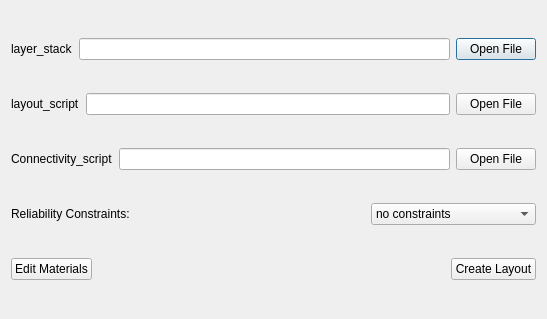
First picture: the form in qt/ui/editLayout.ui, repository e3da/PowerSynth2-gui, before the edit.
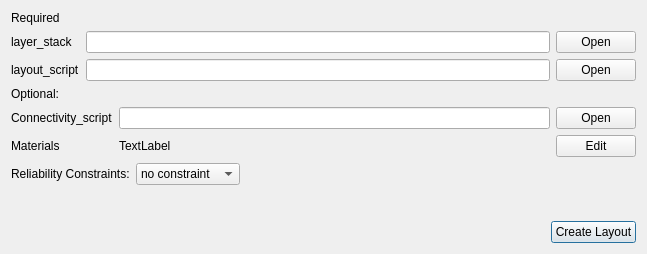
Second picture: the form after the edit.

```diff
--- a/qt/ui/editLayout.ui
+++ b/qt/ui/editLayout.ui
@@ -6,161 +6,96 @@
    <rect>
     <x>0</x>
     <y>0</y>
-    <width>547</width>
-    <height>319</height>
+    <width>647</width>
+    <height>254</height>
    </rect>
   </property>
   <property name="windowTitle">
    <string>Initial Structure and Layout</string>
   </property>
   <layout class="QGridLayout" name="gridLayout">
+   <item row="9" column="0">
+    <layout class="QHBoxLayout" name="horizontalLayout_5">
+     <item>
+      <spacer name="horizontalSpacer">
+       <property name="orientation">
+        <enum>Qt::Horizontal</enum>
+       </property>
+       <property name="sizeHint" stdset="0">
+        <size>
+         <width>40</width>
+         <height>20</height>
+        </size>
+       </property>
+      </spacer>
+     </item>
+     <item>
+      <widget class="QPushButton" name="btn_create_project">
+       <property name="sizePolicy">
+        <sizepolicy hsizetype="Maximum" vsizetype="Fixed">
+         <horstretch>0</horstretch>
+         <verstretch>0</verstretch>
+        </sizepolicy>
+       </property>
+       <property name="maximumSize">
+        <size>
+         <width>100</width>
+         <height>16777215</height>
+        </size>
+       </property>
+       <property name="text">
+        <string>Create Layout</string>
+       </property>
+      </widget>
+     </item>
+    </layout>
+   </item>
    <item row="0" column="0">
-    <layout class="QHBoxLayout" name="horizontalLayout_4">
-     <item>
-      <widget class="QLabel" name="label_4">
-       <property name="text">
-        <string>layer_stack</string>
-       </property>
-      </widget>
-     </item>
-     <item>
-      <widget class="QLineEdit" name="lineEdit_layer"/>
-     </item>
-     <item>
-      <widget class="QPushButton" name="btn_open_layer_stack">
-       <property name="sizePolicy">
-        <sizepolicy hsizetype="Maximum" vsizetype="Fixed">
-         <horstretch>0</horstretch>
-         <verstretch>0</verstretch>
-        </sizepolicy>
-       </property>
-       <property name="minimumSize">
-        <size>
-         <width>0</width>
-         <height>0</height>
-        </size>
-       </property>
-       <property name="maximumSize">
-        <size>
-         <width>85</width>
-         <height>16777215</height>
-        </size>
-       </property>
-       <property name="text">
-        <string>Open File</string>
-       </property>
-      </widget>
-     </item>
-    </layout>
+    <widget class="QLabel" name="label_3">
+     <property name="text">
+      <string>Required</string>
+     </property>
+    </widget>
    </item>
-   <item row="2" column="0">
-    <layout class="QHBoxLayout" name="horizontalLayout_6">
-     <item>
-      <widget class="QLabel" name="label_5">
-       <property name="text">
-        <string>Connectivity_script</string>
-       </property>
-      </widget>
-     </item>
-     <item>
-      <widget class="QLineEdit" name="lineEdit_bondwire"/>
-     </item>
-     <item>
-      <widget class="QPushButton" name="btn_open_bondwire">
-       <property name="sizePolicy">
-        <sizepolicy hsizetype="Maximum" vsizetype="Fixed">
-         <horstretch>0</horstretch>
-         <verstretch>0</verstretch>
-        </sizepolicy>
-       </property>
-       <property name="minimumSize">
-        <size>
-         <width>0</width>
-         <height>0</height>
-        </size>
-       </property>
-       <property name="maximumSize">
-        <size>
-         <width>85</width>
-         <height>16777215</height>
-        </size>
-       </property>
-       <property name="text">
-        <string>Open File</string>
-       </property>
-      </widget>
-     </item>
-    </layout>
+   <item row="6" column="0">
+    <spacer name="verticalSpacer">
+     <property name="orientation">
+      <enum>Qt::Vertical</enum>
+     </property>
+     <property name="sizeHint" stdset="0">
+      <size>
+       <width>20</width>
+       <height>40</height>
+      </size>
+     </property>
+    </spacer>
    </item>
-   <item row="1" column="0">
-    <layout class="QHBoxLayout" name="horizontalLayout_2">
-     <item>
-      <widget class="QLabel" name="label_2">
-       <property name="text">
-        <string>layout_script</string>
-       </property>
-      </widget>
-     </item>
-     <item>
-      <widget class="QLineEdit" name="lineEdit_layout"/>
-     </item>
-     <item>
-      <widget class="QPushButton" name="btn_open_layout">
-       <property name="sizePolicy">
-        <sizepolicy hsizetype="Maximum" vsizetype="Fixed">
-         <horstretch>0</horstretch>
-         <verstretch>0</verstretch>
-        </sizepolicy>
-       </property>
-       <property name="minimumSize">
-        <size>
-         <width>0</width>
-         <height>0</height>
-        </size>
-       </property>
-       <property name="maximumSize">
-        <size>
-         <width>85</width>
-         <height>16777215</height>
-        </size>
-       </property>
-       <property name="text">
-        <string>Open File</string>
-       </property>
-      </widget>
-     </item>
-    </layout>
-   </item>
-   <item row="3" column="0">
+   <item row="5" column="0">
     <layout class="QHBoxLayout" name="horizontalLayout">
      <item>
       <widget class="QLabel" name="label">
+       <property name="sizePolicy">
+        <sizepolicy hsizetype="Preferred" vsizetype="Fixed">
+         <horstretch>0</horstretch>
+         <verstretch>0</verstretch>
+        </sizepolicy>
+       </property>
        <property name="text">
         <string>Reliability Constraints:</string>
        </property>
       </widget>
      </item>
-     <item>
-      <spacer name="horizontalSpacer">
-       <property name="orientation">
-        <enum>Qt::Horizontal</enum>
-       </property>
-       <property name="sizeType">
-        <enum>QSizePolicy::Maximum</enum>
-       </property>
-       <property name="sizeHint" stdset="0">
-        <size>
-         <width>250</width>
-         <height>20</height>
-        </size>
-       </property>
-      </spacer>
-     </item>
      <item>
       <widget class="QComboBox" name="combo_reliability_constraints">
+       <property name="sizePolicy">
+        <sizepolicy hsizetype="Preferred" vsizetype="Fixed">
+         <horstretch>0</horstretch>
+         <verstretch>0</verstretch>
+        </sizepolicy>
+       </property>
        <item>
         <property name="text">
-         <string>no constraints</string>
+         <string>no constraint</string>
         </property>
        </item>
        <item>
@@ -170,20 +105,9 @@
        </item>
        <item>
         <property name="text">
-         <string>worst case consideration</string>
+         <string>worst case</string>
         </property>
        </item>
-      </widget>
-     </item>
-    </layout>
-   </item>
-   <item row="4" column="0">
-    <layout class="QHBoxLayout" name="horizontalLayout_5">
-     <item>
-      <widget class="QPushButton" name="pushButton">
-       <property name="text">
-        <string>Edit Materials</string>
-       </property>
       </widget>
      </item>
      <item>
@@ -191,38 +115,160 @@
        <property name="orientation">
         <enum>Qt::Horizontal</enum>
        </property>
-       <property name="sizeType">
-        <enum>QSizePolicy::Maximum</enum>
-       </property>
        <property name="sizeHint" stdset="0">
         <size>
-         <width>420</width>
+         <width>40</width>
          <height>20</height>
         </size>
        </property>
       </spacer>
      </item>
-     <item>
-      <widget class="QPushButton" name="btn_create_project">
+    </layout>
+   </item>
+   <item row="3" column="0">
+    <layout class="QGridLayout" name="gridLayout_3" columnstretch="0,1,0">
+     <property name="sizeConstraint">
+      <enum>QLayout::SetDefaultConstraint</enum>
+     </property>
+     <item row="0" column="1">
+      <widget class="QLineEdit" name="lineEdit_bondwire"/>
+     </item>
+     <item row="0" column="2">
+      <widget class="QPushButton" name="btn_open_bondwire">
        <property name="sizePolicy">
         <sizepolicy hsizetype="Maximum" vsizetype="Fixed">
          <horstretch>0</horstretch>
          <verstretch>0</verstretch>
         </sizepolicy>
        </property>
+       <property name="minimumSize">
+        <size>
+         <width>0</width>
+         <height>0</height>
+        </size>
+       </property>
        <property name="maximumSize">
         <size>
-         <width>100</width>
+         <width>85</width>
          <height>16777215</height>
         </size>
        </property>
        <property name="text">
-        <string>Create Layout</string>
+        <string>Open</string>
        </property>
       </widget>
      </item>
+     <item row="0" column="0">
+      <widget class="QLabel" name="label_5">
+       <property name="text">
+        <string>Connectivity_script</string>
+       </property>
+      </widget>
+     </item>
+     <item row="1" column="2">
+      <widget class="QPushButton" name="btn_edit_materials">
+       <property name="text">
+        <string>Edit</string>
+       </property>
+      </widget>
+     </item>
+     <item row="1" column="1">
+      <widget class="QLabel" name="default_mat_lib">
+       <property name="text">
+        <string>TextLabel</string>
+       </property>
+      </widget>
+     </item>
+     <item row="1" column="0">
+      <widget class="QLabel" name="label_6">
+       <property name="text">
+        <string>Materials</string>
+       </property>
+      </widget>
+     </item>
     </layout>
    </item>
+   <item row="1" column="0">
+    <layout class="QGridLayout" name="gridLayout_2" columnstretch="0,0,0">
+     <item row="1" column="1">
+      <widget class="QLineEdit" name="lineEdit_layout"/>
+     </item>
+     <item row="0" column="2">
+      <widget class="QPushButton" name="btn_open_layer_stack">
+       <property name="sizePolicy">
+        <sizepolicy hsizetype="Maximum" vsizetype="Fixed">
+         <horstretch>0</horstretch>
+         <verstretch>0</verstretch>
+        </sizepolicy>
+       </property>
+       <property name="minimumSize">
+        <size>
+         <width>0</width>
+         <height>0</height>
+        </size>
+       </property>
+       <property name="maximumSize">
+        <size>
+         <width>85</width>
+         <height>16777215</height>
+        </size>
+       </property>
+       <property name="text">
+        <string>Open</string>
+       </property>
+      </widget>
+     </item>
+     <item row="1" column="2">
+      <widget class="QPushButton" name="btn_open_layout">
+       <property name="sizePolicy">
+        <sizepolicy hsizetype="Maximum" vsizetype="Fixed">
+         <horstretch>0</horstretch>
+         <verstretch>0</verstretch>
+        </sizepolicy>
+       </property>
+       <property name="minimumSize">
+        <size>
+         <width>0</width>
+         <height>0</height>
+        </size>
+       </property>
+       <property name="maximumSize">
+        <size>
+         <width>85</width>
+         <height>16777215</height>
+        </size>
+       </property>
+       <property name="text">
+        <string>Open</string>
+       </property>
+      </widget>
+     </item>
+     <item row="0" column="0">
+      <widget class="QLabel" name="label_4">
+       <property name="text">
+        <string>layer_stack</string>
+       </property>
+      </widget>
+     </item>
+     <item row="1" column="0">
+      <widget class="QLabel" name="label_2">
+       <property name="text">
+        <string>layout_script</string>
+       </property>
+      </widget>
+     </item>
+     <item row="0" column="1">
+      <widget class="QLineEdit" name="lineEdit_layer"/>
+     </item>
+    </layout>
+   </item>
+   <item row="2" column="0">
+    <widget class="QLabel" name="label_7">
+     <property name="text">
+      <string>Optional:</string>
+     </property>
+    </widget>
+   </item>
   </layout>
  </widget>
  <resources/>
```
